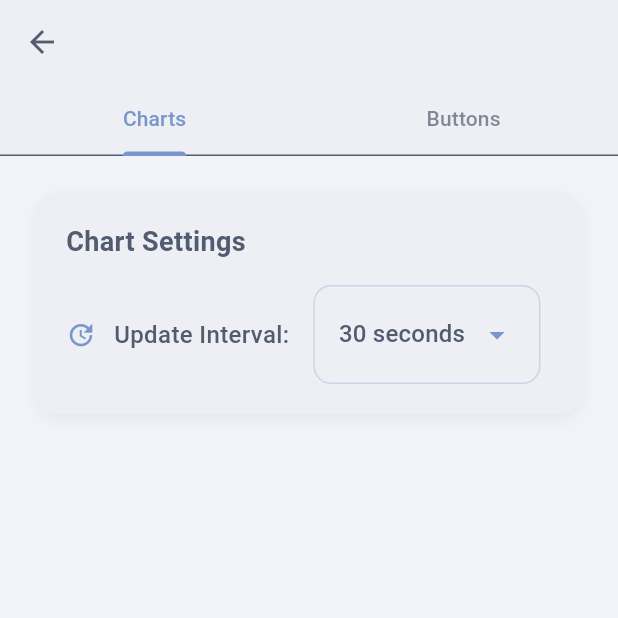
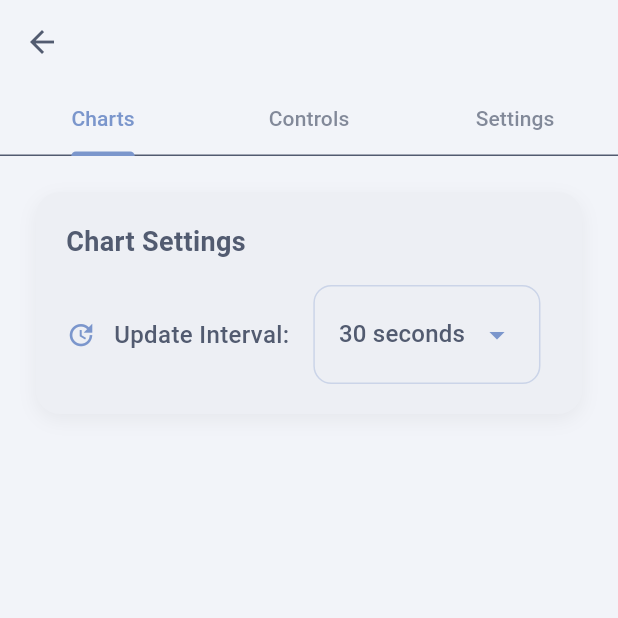
Before and after one commit to wazabanda/iot-companion-app, a Flutter app: the NumericalChartPage screen opened directly with empty values, on a phone screen of 412 x 824 dp, the top half of it. Run offline on Flutter 3.47's test engine with Material 3 defaults, Android fonts, the phone set to English and light mode, and no system bars; our stand-ins replace shared_preferences, sqflite, syncfusion_flutter_charts; accounts and stored records are empty; network calls fail.

Commit message:
Updated BrandColors for improved dark mode support, modified ChartPage to enhance UI elements, and extended SplashScreen with a new fade-in text feature and increased delay before navigation.

```diff
--- a/lib/Constants/BrandColors.dart
+++ b/lib/Constants/BrandColors.dart
@@ -5,67 +5,72 @@ class BrandColors {
 
   // Base colors
   static Color get background => isDarkMode
-      ? const Color(0xFF3E3E3E)  // dark base-100: oklch(24.353% 0 0)
+      ? const Color(0xFF2A2A2A)  // dark base-100: oklch(21% 0.006 56.043)
       : const Color(0xFFF2F4F9); // light base-100: oklch(95.127% 0.007 260.731)
 
   static Color get surfaceLight => isDarkMode
-      ? const Color(0xFF393939)  // dark base-200: oklch(22.648% 0 0)
+      ? const Color(0xFF1C1C1C)  // dark base-200: oklch(14% 0.004 49.25)
       : const Color(0xFFEDEFF4); // light base-200: oklch(93.299% 0.01 261.788)
 
   static Color get surfaceMedium => isDarkMode
-      ? const Color(0xFF353535)  // dark base-300: oklch(20.944% 0 0)
+      ? const Color(0xFF000000)  // dark base-300: oklch(0% 0 0)
       : const Color(0xFFE4E7F0); // light base-300: oklch(89.925% 0.016 262.749)
 
   static Color get baseContent => isDarkMode
-      ? const Color(0xFFD8D8D8)  // dark base-content: oklch(84.87% 0 0)
+      ? const Color(0xFFD9D9D9)  // dark base-content: oklch(84.955% 0 0)
       : const Color(0xFF525B70); // light base-content: oklch(32.437% 0.022 264.182)
 
   // Primary colors
   static Color get primary => isDarkMode
-      ? const Color(0xFF6A8FD4)  // dark primary: oklch(41.703% 0.099 251.473)
+      ? const Color(0xFFFFA500)  // dark primary: oklch(77.48% 0.204 60.62)
       : const Color(0xFF7B96CC); // light primary: oklch(59.435% 0.077 254.027)
 
   static Color get primaryContent => isDarkMode
-      ? const Color(0xFFE1E8F7)  // dark primary-content: oklch(88.34% 0.019 251.473)
+      ? const Color(0xFF333333)  // dark primary-content: oklch(19.693% 0.004 196.779)
       : const Color(0xFF1E2534); // light primary-content: oklch(11.887% 0.015 254.027)
 
   // Secondary colors
   static Color get secondary => isDarkMode
-      ? const Color(0xFFA3B8D9)  // dark secondary: oklch(64.092% 0.027 229.389)
+      ? const Color(0xFF8A2BE2)  // dark secondary: oklch(45.98% 0.248 305.03)
       : const Color(0xFFB1BFE3); // light secondary: oklch(69.651% 0.059 248.687)
 
   static Color get secondaryContent => isDarkMode
-      ? const Color(0xFF202B3D)  // dark secondary-content: oklch(12.818% 0.005 229.389)
+      ? const Color(0xFFE3E3E3)  // dark secondary-content: oklch(89.196% 0.049 305.03)
       : const Color(0xFF232B47); // light secondary-content: oklch(13.93% 0.011 248.687)
 
   // Accent colors
   static Color get accent => isDarkMode
-      ? const Color(0xFFAC8A5B)  // dark accent: oklch(67.271% 0.167 35.791)
+      ? const Color(0xFF00FF00)  // dark accent: oklch(64.8% 0.223 136.073)
       : const Color(0xFFC5DBE6); // light accent: oklch(77.464% 0.062 217.469)
 
   static Color get accentContent => isDarkMode
-      ? const Color(0xFF221B12)  // dark accent-content: oklch(13.454% 0.033 35.791)
+      ? const Color(0xFF000000)  // dark accent-content: oklch(0% 0 0)
       : const Color(0xFF272E36); // light accent-content: oklch(15.492% 0.012 217.469)
 
   // Neutral colors
-  static const Color neutral = Color(0xFF2D2D3D);      // neutral
-  static const Color neutralContent = Color(0xFFFAFAFB); // neutral-content
+  static Color get neutral => isDarkMode
+      ? const Color(0xFF3E3E3E)  // dark neutral: oklch(24.371% 0.046 65.681)
+      : const Color(0xFF2D2D3D); // light neutral
+
+  static Color get neutralContent => isDarkMode
+      ? const Color(0xFFD9D9D9)  // dark neutral-content: oklch(84.874% 0.009 65.681)
+      : const Color(0xFFFAFAFB); // light neutral-content
 
   // Status colors
   static Color get info => isDarkMode
-      ? const Color(0xFFA0B8E0)  // dark info: oklch(62.616% 0.143 240.033)
+      ? const Color(0xFF6495ED)  // dark info: oklch(54.615% 0.215 262.88)
       : const Color(0xFFB1B4D1); // light info: oklch(69.207% 0.062 332.664)
 
   static Color get success => isDarkMode
-      ? const Color(0xFFB3D9B3)  // dark success: oklch(70.226% 0.094 156.596)
+      ? const Color(0xFF00FF7F)  // dark success: oklch(62.705% 0.169 149.213)
       : const Color(0xFFC3E6B4); // light success: oklch(76.827% 0.074 131.063)
 
   static Color get warning => isDarkMode
-      ? const Color(0xFFC5B178)  // dark warning: oklch(77.482% 0.115 81.519)
+      ? const Color(0xFFFFA500)  // dark warning: oklch(66.584% 0.157 58.318)
       : const Color(0xFFDBD6A7); // light warning: oklch(85.486% 0.089 84.093)
 
   static Color get error => isDarkMode
-      ? const Color(0xFF843D2E)  // dark error: oklch(51.61% 0.146 29.674)
+      ? const Color(0xFFFF6347)  // dark error: oklch(65.72% 0.199 27.33)
       : const Color(0xFF9B4D3A); // light error: oklch(60.61% 0.12 15.341)
 
   // Text colors (aliases for better semantics)
--- a/lib/Screens/ChartPage.dart
+++ b/lib/Screens/ChartPage.dart
@@ -173,11 +173,20 @@ class _NumericalChartPageState extends State<NumericalChartPage> {
       child: Scaffold(
         backgroundColor: BrandColors.background,
         appBar: AppBar(
-          title: Text(widget.name),
+          backgroundColor: BrandColors.background,
+          iconTheme: IconThemeData(color: BrandColors.textPrimary),
+          title: Text(widget.name,
+          style: TextStyle(
+            color: BrandColors.textPrimary,
+            fontSize: 24,
+            fontWeight: FontWeight.bold,
+          ),
+          ),
           bottom: TabBar(
             tabs: [
               Tab(text: "Charts"),
-              Tab(text: "Buttons"),
+              Tab(text: "Controls"),
+              Tab(text: "Settings"),
             ],
             labelColor: BrandColors.primary,
             unselectedLabelColor: BrandColors.textSecondary,
--- a/lib/Screens/SplashScreen.dart
+++ b/lib/Screens/SplashScreen.dart
@@ -39,7 +39,7 @@ class _SplashScreenState extends State<SplashScreen> with SingleTickerProviderSt
     _controller.forward();
 
     // Navigate to HomeScreen after animation
-    Future.delayed(Duration(seconds: 3), () {
+    Future.delayed(Duration(seconds: 5), () {
       Navigator.of(context).pushReplacement(
         MaterialPageRoute(builder: (_) => HomeScreen()),
       );
@@ -102,6 +102,16 @@ class _SplashScreenState extends State<SplashScreen> with SingleTickerProviderSt
                     ),
                   ),
                 ),
+                Opacity(
+                  opacity: _fadeAnimation.value,
+                  child: Text(
+                    'Created by: Waza Banda',
+                    style: TextStyle(
+                      color: BrandColors.textSecondary,
+                      fontSize: 12,
+                    ),
+                  ),
+                ),
               ],
             ),
           );
```
